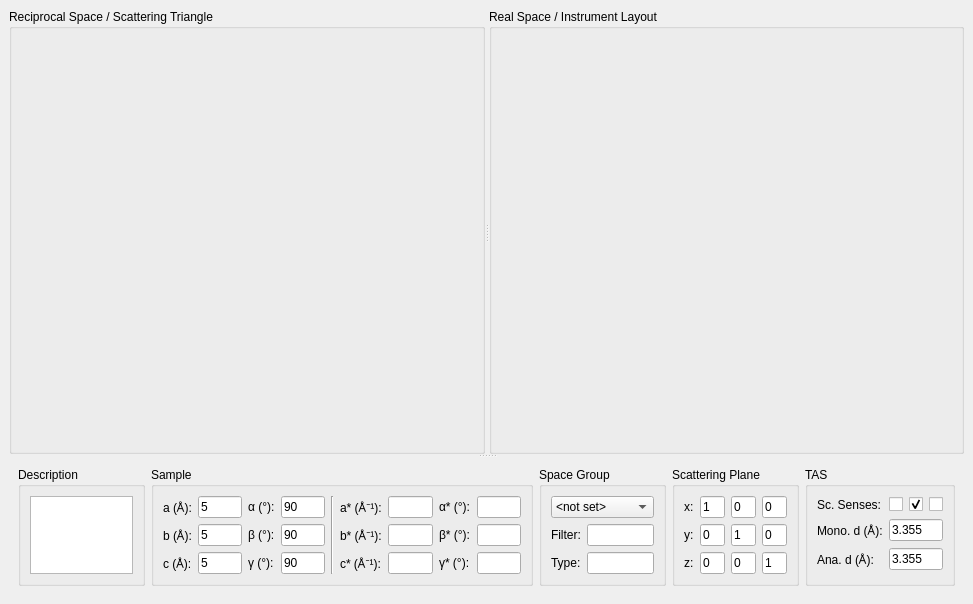
First picture: the form in ui/taz.ui, repository tweber-ill/frm_mirror-takin1, before the edit.
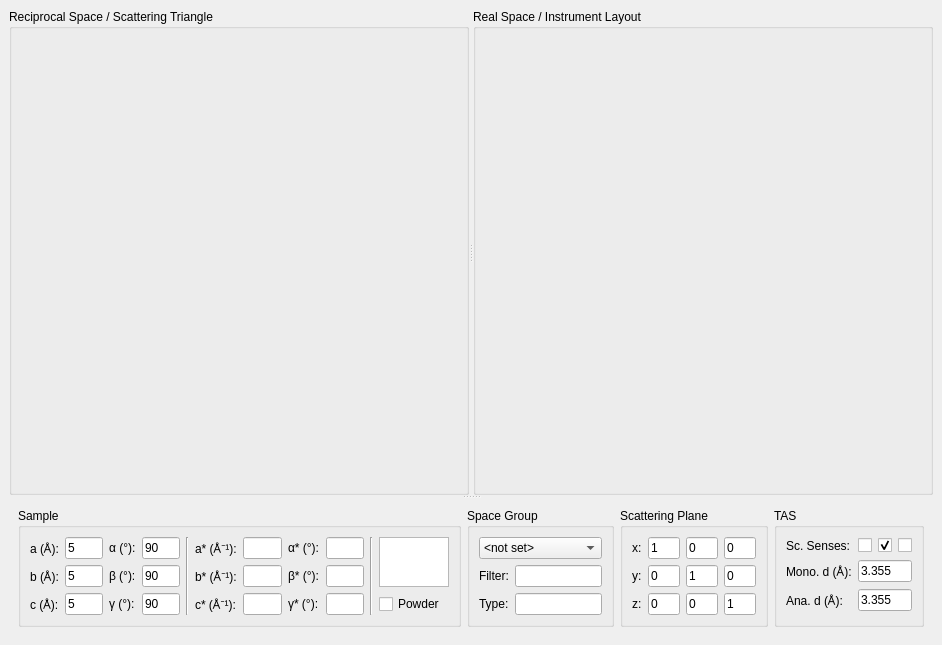
Second picture: the form after the edit.

Commit message: started with powder lines

```diff
--- a/ui/taz.ui
+++ b/ui/taz.ui
@@ -6,8 +6,8 @@
    <rect>
     <x>0</x>
     <y>0</y>
-    <width>973</width>
-    <height>604</height>
+    <width>942</width>
+    <height>645</height>
    </rect>
   </property>
   <property name="windowTitle">
@@ -106,7 +106,7 @@
         <enum>QFrame::Plain</enum>
        </property>
        <layout class="QGridLayout" name="gridLayout_3">
-        <item row="0" column="3" rowspan="2">
+        <item row="0" column="2" rowspan="2">
          <widget class="QGroupBox" name="groupBox_4">
           <property name="sizePolicy">
            <sizepolicy hsizetype="Expanding" vsizetype="Preferred">
@@ -214,7 +214,7 @@
           </layout>
          </widget>
         </item>
-        <item row="0" column="1" rowspan="2">
+        <item row="0" column="0" rowspan="2">
          <widget class="QGroupBox" name="groupSample">
           <property name="sizePolicy">
            <sizepolicy hsizetype="Expanding" vsizetype="Preferred">
@@ -226,161 +226,209 @@
            <string>Sample</string>
           </property>
           <layout class="QGridLayout" name="gridLayout_4">
-           <item row="1" column="2">
+           <item row="1" column="4">
             <widget class="QLabel" name="label_7">
              <property name="text">
               <string>β (°):</string>
              </property>
             </widget>
            </item>
-           <item row="2" column="8">
-            <widget class="QLineEdit" name="editGammaRecip"/>
+           <item row="2" column="10">
+            <widget class="QLineEdit" name="editGammaRecip">
+             <property name="sizePolicy">
+              <sizepolicy hsizetype="Expanding" vsizetype="Fixed">
+               <horstretch>0</horstretch>
+               <verstretch>0</verstretch>
+              </sizepolicy>
+             </property>
+            </widget>
            </item>
-           <item row="1" column="3">
+           <item row="1" column="5">
             <widget class="QLineEdit" name="editBeta">
              <property name="text">
               <string>90</string>
              </property>
             </widget>
            </item>
-           <item row="0" column="5">
+           <item row="0" column="7">
             <widget class="QLabel" name="label_11">
              <property name="text">
               <string>a* (Å⁻¹):</string>
              </property>
             </widget>
            </item>
-           <item row="0" column="2">
+           <item row="0" column="4">
             <widget class="QLabel" name="label_6">
              <property name="text">
               <string>α (°):</string>
              </property>
             </widget>
            </item>
-           <item row="2" column="6">
+           <item row="2" column="8">
             <widget class="QLineEdit" name="editCRecip"/>
            </item>
-           <item row="0" column="3">
+           <item row="0" column="5">
             <widget class="QLineEdit" name="editAlpha">
              <property name="text">
               <string>90</string>
              </property>
             </widget>
            </item>
-           <item row="2" column="0">
-            <widget class="QLabel" name="label_5">
-             <property name="text">
-              <string>c (Å):</string>
-             </property>
-            </widget>
-           </item>
-           <item row="1" column="1">
-            <widget class="QLineEdit" name="editB">
+           <item row="0" column="3">
+            <widget class="QLineEdit" name="editA">
              <property name="text">
               <string>5</string>
              </property>
             </widget>
            </item>
-           <item row="0" column="6">
-            <widget class="QLineEdit" name="editARecip"/>
+           <item row="1" column="9">
+            <widget class="QLabel" name="label_15">
+             <property name="text">
+              <string>β* (°):</string>
+             </property>
+            </widget>
            </item>
-           <item row="2" column="2">
-            <widget class="QLabel" name="label_8">
+           <item row="2" column="9">
+            <widget class="QLabel" name="label_16">
              <property name="text">
-              <string>γ (°):</string>
+              <string>γ* (°):</string>
              </property>
             </widget>
            </item>
-           <item row="1" column="0">
-            <widget class="QLabel" name="label_4">
+           <item row="1" column="7">
+            <widget class="QLabel" name="label_12">
              <property name="text">
-              <string>b (Å):</string>
+              <string>b* (Å⁻¹):</string>
              </property>
             </widget>
            </item>
-           <item row="2" column="5">
+           <item row="2" column="7">
             <widget class="QLabel" name="label_13">
              <property name="text">
               <string>c* (Å⁻¹):</string>
              </property>
             </widget>
            </item>
-           <item row="2" column="1">
+           <item row="2" column="3">
             <widget class="QLineEdit" name="editC">
              <property name="text">
               <string>5</string>
              </property>
             </widget>
            </item>
-           <item row="2" column="3">
+           <item row="2" column="5">
             <widget class="QLineEdit" name="editGamma">
              <property name="text">
               <string>90</string>
              </property>
             </widget>
            </item>
-           <item row="0" column="0">
+           <item row="0" column="2">
             <widget class="QLabel" name="label_3">
              <property name="text">
               <string>a (Å):</string>
              </property>
             </widget>
            </item>
-           <item row="0" column="7">
+           <item row="0" column="9">
             <widget class="QLabel" name="label_14">
              <property name="text">
               <string>α* (°):</string>
              </property>
             </widget>
            </item>
-           <item row="0" column="4" rowspan="3">
+           <item row="0" column="6" rowspan="3">
             <widget class="Line" name="line">
              <property name="orientation">
               <enum>Qt::Vertical</enum>
              </property>
             </widget>
            </item>
-           <item row="0" column="8">
-            <widget class="QLineEdit" name="editAlphaRecip"/>
-           </item>
-           <item row="0" column="1">
-            <widget class="QLineEdit" name="editA">
-             <property name="text">
-              <string>5</string>
+           <item row="0" column="10">
+            <widget class="QLineEdit" name="editAlphaRecip">
+             <property name="sizePolicy">
+              <sizepolicy hsizetype="Expanding" vsizetype="Fixed">
+               <horstretch>0</horstretch>
+               <verstretch>0</verstretch>
+              </sizepolicy>
              </property>
             </widget>
            </item>
-           <item row="1" column="7">
-            <widget class="QLabel" name="label_15">
-             <property name="text">
-              <string>β* (°):</string>
-             </property>
-            </widget>
-           </item>
-           <item row="2" column="7">
-            <widget class="QLabel" name="label_16">
-             <property name="text">
-              <string>γ* (°):</string>
-             </property>
-            </widget>
-           </item>
-           <item row="1" column="5">
-            <widget class="QLabel" name="label_12">
-             <property name="text">
-              <string>b* (Å⁻¹):</string>
+           <item row="1" column="10">
+            <widget class="QLineEdit" name="editBetaRecip">
+             <property name="sizePolicy">
+              <sizepolicy hsizetype="Expanding" vsizetype="Fixed">
+               <horstretch>0</horstretch>
+               <verstretch>0</verstretch>
+              </sizepolicy>
              </property>
             </widget>
            </item>
            <item row="1" column="8">
-            <widget class="QLineEdit" name="editBetaRecip"/>
-           </item>
-           <item row="1" column="6">
             <widget class="QLineEdit" name="editBRecip"/>
            </item>
+           <item row="2" column="2">
+            <widget class="QLabel" name="label_5">
+             <property name="text">
+              <string>c (Å):</string>
+             </property>
+            </widget>
+           </item>
+           <item row="1" column="3">
+            <widget class="QLineEdit" name="editB">
+             <property name="text">
+              <string>5</string>
+             </property>
+            </widget>
+           </item>
+           <item row="0" column="8">
+            <widget class="QLineEdit" name="editARecip"/>
+           </item>
+           <item row="2" column="4">
+            <widget class="QLabel" name="label_8">
+             <property name="text">
+              <string>γ (°):</string>
+             </property>
+            </widget>
+           </item>
+           <item row="1" column="2">
+            <widget class="QLabel" name="label_4">
+             <property name="text">
+              <string>b (Å):</string>
+             </property>
+            </widget>
+           </item>
+           <item row="0" column="12" rowspan="2">
+            <widget class="QPlainTextEdit" name="editDescr">
+             <property name="sizePolicy">
+              <sizepolicy hsizetype="Expanding" vsizetype="Ignored">
+               <horstretch>1</horstretch>
+               <verstretch>0</verstretch>
+              </sizepolicy>
+             </property>
+             <property name="horizontalScrollBarPolicy">
+              <enum>Qt::ScrollBarAlwaysOff</enum>
+             </property>
+            </widget>
+           </item>
+           <item row="0" column="11" rowspan="3">
+            <widget class="Line" name="line_2">
+             <property name="orientation">
+              <enum>Qt::Vertical</enum>
+             </property>
+            </widget>
+           </item>
+           <item row="2" column="12">
+            <widget class="QCheckBox" name="checkPowder">
+             <property name="text">
+              <string>Powder</string>
+             </property>
+            </widget>
+           </item>
           </layout>
          </widget>
         </item>
-        <item row="0" column="4" rowspan="2">
+        <item row="0" column="3" rowspan="2">
          <widget class="QGroupBox" name="groupBox_5">
           <property name="sizePolicy">
            <sizepolicy hsizetype="Expanding" vsizetype="Preferred">
@@ -460,7 +508,7 @@
           </layout>
          </widget>
         </item>
-        <item row="0" column="2" rowspan="2">
+        <item row="0" column="1" rowspan="2">
          <widget class="QGroupBox" name="groupBox">
           <property name="sizePolicy">
            <sizepolicy hsizetype="Expanding" vsizetype="Preferred">
@@ -527,34 +575,6 @@
           </layout>
          </widget>
         </item>
-        <item row="0" column="0" rowspan="2">
-         <widget class="QGroupBox" name="groupBox_2">
-          <property name="sizePolicy">
-           <sizepolicy hsizetype="Expanding" vsizetype="Preferred">
-            <horstretch>2</horstretch>
-            <verstretch>1</verstretch>
-           </sizepolicy>
-          </property>
-          <property name="title">
-           <string>Description</string>
-          </property>
-          <layout class="QGridLayout" name="gridLayout_5">
-           <item row="0" column="0">
-            <widget class="QPlainTextEdit" name="editDescr">
-             <property name="sizePolicy">
-              <sizepolicy hsizetype="Expanding" vsizetype="Ignored">
-               <horstretch>0</horstretch>
-               <verstretch>0</verstretch>
-              </sizepolicy>
-             </property>
-             <property name="horizontalScrollBarPolicy">
-              <enum>Qt::ScrollBarAlwaysOff</enum>
-             </property>
-            </widget>
-           </item>
-          </layout>
-         </widget>
-        </item>
        </layout>
       </widget>
      </widget>
```
Left out of the diff: 3 changed lines with no effect on the pictures. The commit also changes 7 other files.
